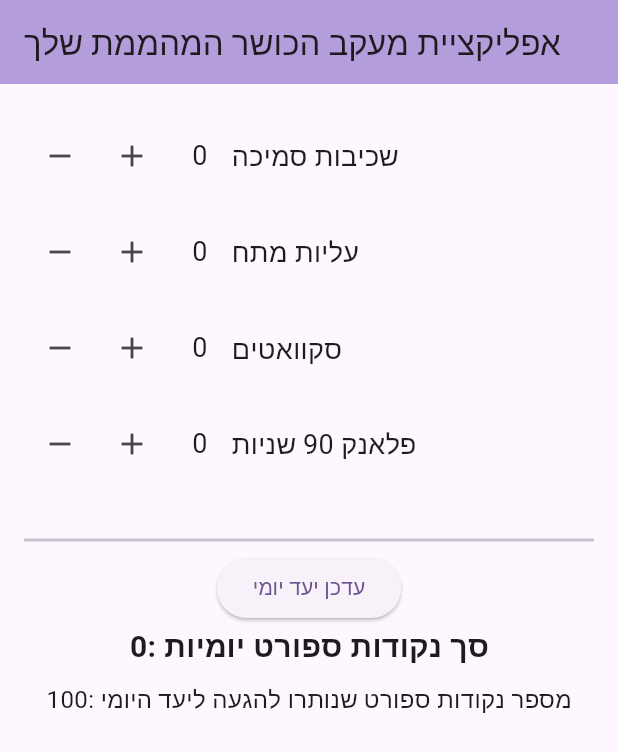
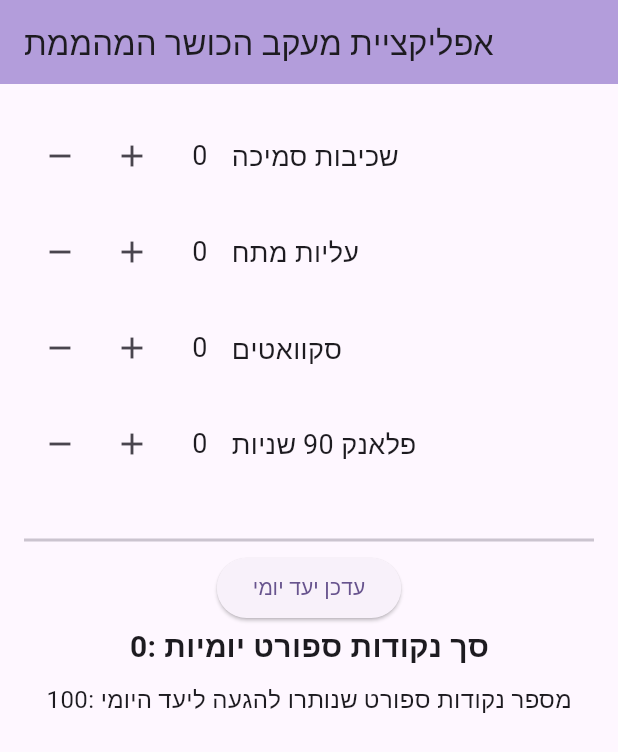
Before and after one commit to RafiFellert/fit_points, a Flutter app: the screen it shows after launch, on a phone screen of 412 x 824 dp. Shown: the top 752 px of the screen. Run offline on Flutter 3.47's test engine with Material 3 defaults, Android fonts, the phone set to English and light mode, and no system bars; our stand-ins replace shared_preferences.

Commit message:
Adding intl.dart

```diff
--- a/lib/main.dart
+++ b/lib/main.dart
@@ -1,5 +1,7 @@
 import 'package:flutter/material.dart';
 import 'package:shared_preferences/shared_preferences.dart';
+import 'package:intl/intl.dart';
+import 'dart:async';
 
 void main() {
   runApp(const MyApp());
@@ -151,7 +153,7 @@ class _MyHomePageState extends State<MyHomePage> {
   Widget build(BuildContext context) {
     return Scaffold(
       appBar: AppBar(
-        title: const Text("אפליקציית מעקב הכושר המהממת שלך"),
+        title: const Text("אפליקציית מעקב הכושר המהממת "),
         backgroundColor: Colors.deepPurple.shade200,
       ),
       body: Padding(
--- a/pubspec.yaml
+++ b/pubspec.yaml
@@ -31,6 +31,7 @@ dependencies:
   flutter:
     sdk: flutter
   shared_preferences: ^2.2.2  # or latest version
+  intl: ^0.18.1
 
   # The following adds the Cupertino Icons font to your application.
   # Use with the CupertinoIcons class for iOS style icons.
```
Also changed, not shown: pubspec.lock, 1 other file.
